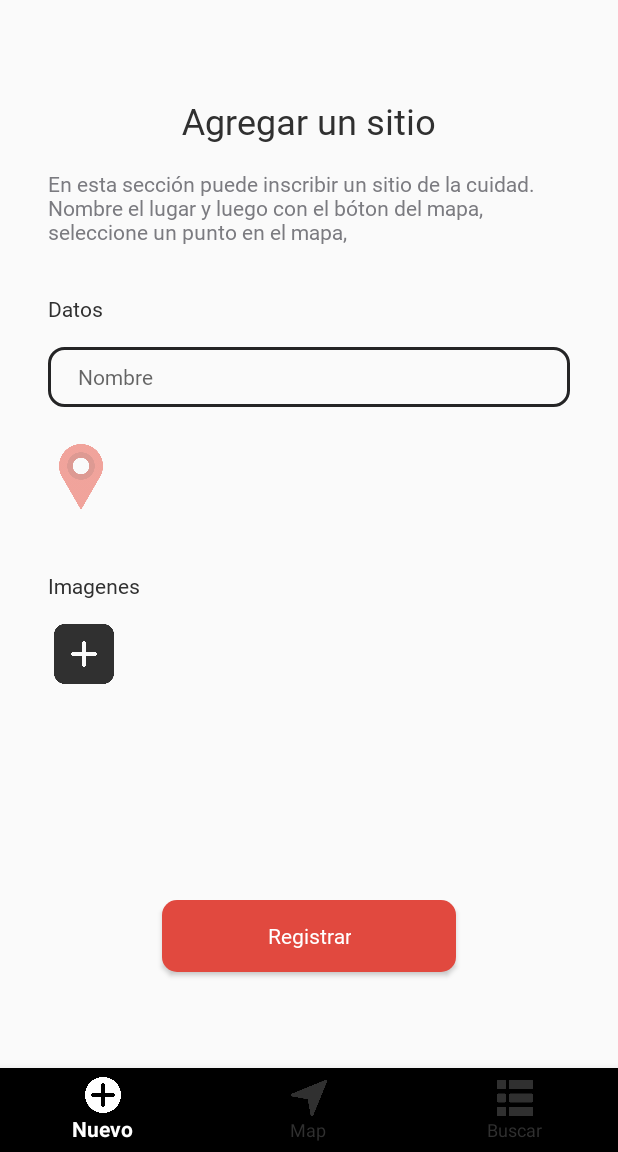
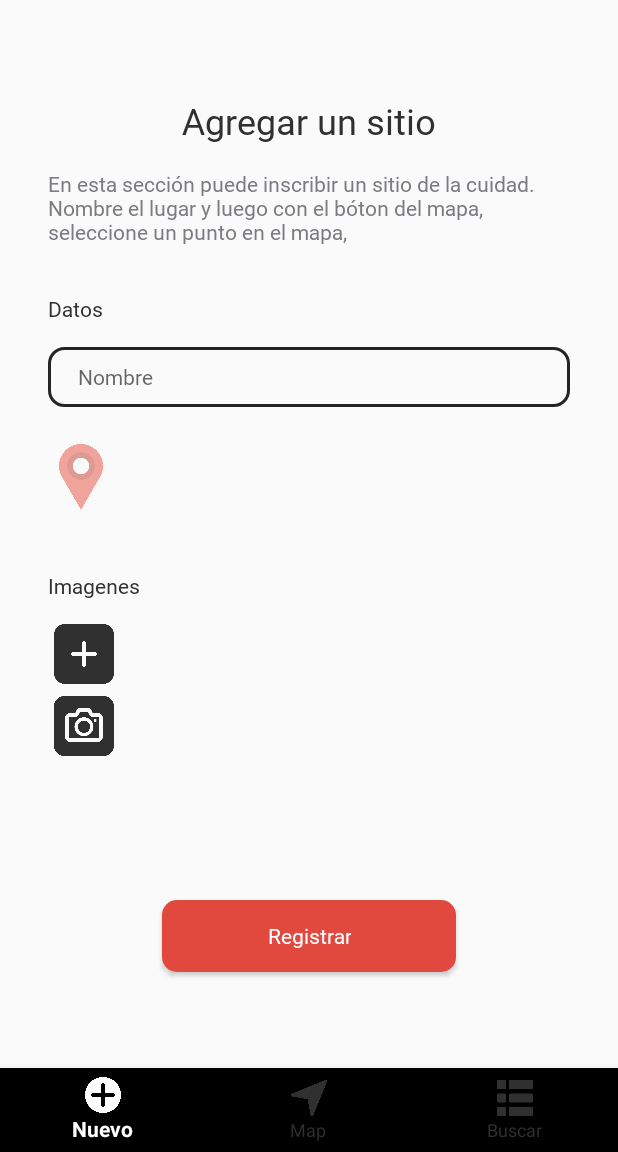
Before and after one commit to nicolaspenagos/places, an Android app: the screen it shows after launch (HomeActivity), on a phone screen of 412 x 824 dp, the part 84-1236 px from its top. Run offline under Robolectric (Android 15) with nearby library versions, the phone set to English and light mode, and no system bars.

Commit message:
Open camera and take photos features have been coded

```diff
--- a/app/src/main/java/com/example/places/HomeActivity.java
+++ b/app/src/main/java/com/example/places/HomeActivity.java
@@ -6,6 +6,7 @@
 
 package com.example.places;
 
+import androidx.annotation.NonNull;
 import androidx.appcompat.app.AppCompatActivity;
 import androidx.core.app.ActivityCompat;
 import androidx.fragment.app.Fragment;
@@ -14,9 +15,11 @@ import androidx.fragment.app.FragmentTransaction;
 
 import android.Manifest;
 import android.annotation.SuppressLint;
+import android.content.pm.PackageManager;
 import android.os.Bundle;
 import android.util.Log;
 import android.view.MenuItem;
+import android.widget.Toast;
 
 import com.example.places.interfaces.OnBottomNavigationBar;
 import com.google.android.material.bottomnavigation.BottomNavigationItemView;
@@ -28,6 +31,11 @@ import java.util.Map;
  * This is the main activity and hosts all the Fragments.
  */
 public class HomeActivity extends AppCompatActivity implements NewFragment.OnMapPlaceLocation, OnBottomNavigationBar {
+
+    // -------------------------------------
+    // Constants
+    // -------------------------------------
+    public final static int PERMISSIONS_CALLBACK = 11;
 
     // -------------------------------------
     // Fragments
@@ -65,7 +73,12 @@ public class HomeActivity extends AppCompatActivity implements NewFragment.OnMap
         //Permissions request
         ActivityCompat.requestPermissions(this, new String[]{
                 Manifest.permission.ACCESS_COARSE_LOCATION,
-                Manifest.permission.ACCESS_FINE_LOCATION}, 1
+                Manifest.permission.ACCESS_FINE_LOCATION,
+                Manifest.permission.CAMERA,
+                Manifest.permission.READ_EXTERNAL_STORAGE,
+                Manifest.permission.WRITE_EXTERNAL_STORAGE
+                },
+                PERMISSIONS_CALLBACK
         );
 
         navigator.setOnNavigationItemSelectedListener(
@@ -94,6 +107,29 @@ public class HomeActivity extends AppCompatActivity implements NewFragment.OnMap
         showFragment(newFragment);
 
     }
+
+    @Override
+    public void onRequestPermissionsResult(int requestCode, @NonNull String[] permissions, @NonNull int[] grantResults) {
+        super.onRequestPermissionsResult(requestCode, permissions, grantResults);
+
+        if(requestCode == PERMISSIONS_CALLBACK){
+
+            boolean allGrant = true;
+            for (int i = 0; i<grantResults.length && allGrant; i++){
+                if(grantResults[i] == PackageManager.PERMISSION_DENIED){
+                    allGrant = false;
+                }
+            }
+
+            if(allGrant)
+                Toast.makeText(this, "Todos los permisos concedidos", Toast.LENGTH_LONG).show();
+            else
+                Toast.makeText(this, "Alerta!, no todos los permisos fueron concedidos", Toast.LENGTH_LONG).show();
+
+        }
+
+    }
+
 
     // -------------------------------------
     // Logic methods
--- a/app/src/main/java/com/example/places/NewFragment.java
+++ b/app/src/main/java/com/example/places/NewFragment.java
@@ -7,11 +7,19 @@
 package com.example.places;
 
 import android.content.Context;
+import android.content.Intent;
 import android.content.SharedPreferences;
+import android.graphics.Bitmap;
+import android.graphics.BitmapFactory;
+import android.graphics.Matrix;
+import android.net.Uri;
 import android.os.Bundle;
 
+import androidx.annotation.Nullable;
+import androidx.core.content.FileProvider;
 import androidx.fragment.app.Fragment;
 
+import android.provider.MediaStore;
 import android.text.Editable;
 import android.text.TextWatcher;
 import android.util.Log;
@@ -25,6 +33,8 @@ import android.widget.TextView;
 
 import com.example.places.interfaces.OnBottomNavigationBar;
 
+import java.io.File;
+
 /*
  * This is where the user is able to register a place.
  */
@@ -33,9 +43,16 @@ public class NewFragment extends Fragment implements View.OnClickListener, MapsF
     // -------------------------------------
     // Views
     // -------------------------------------
+    public final static int CAMERA_CALLBACK = 10;
+
+    // -------------------------------------
+    // Views
+    // -------------------------------------
     private EditText placeNameEditText;
-    private ImageView addImageButton;
+    private ImageView openGalleryButton;
     private ImageView goToMapButton;
+    private ImageView openCameraButton;
+    private ImageView placeImageView;
     private Button registerButton;
     private TextView addressTextView;
     private TextView addressTextViewTitle;
@@ -45,6 +62,7 @@ public class NewFragment extends Fragment implements View.OnClickListener, MapsF
     // -------------------------------------
     private boolean recentChange;
     private String currentAddress;
+    private File file;
 
     private OnMapPlaceLocation onMapPlaceLocationObserver;
     private OnBottomNavigationBar onBottomNavigationBarObserver;
@@ -82,18 +100,23 @@ public class NewFragment extends Fragment implements View.OnClickListener, MapsF
         View root = inflater.inflate(R.layout.fragment_new, container, false);
 
         placeNameEditText = root.findViewById(R.id.placeNameEditText);
-        addImageButton = root.findViewById(R.id.addImageButton);
+        openGalleryButton = root.findViewById(R.id.addImageButton);
         goToMapButton = root.findViewById(R.id.goToMapButton);
         registerButton = root.findViewById(R.id.registerButton);
         addressTextView = root.findViewById(R.id.addressTextView);
         addressTextViewTitle = root.findViewById(R.id.addressTitleTextView);
+        openCameraButton = root.findViewById(R.id.openCameraButton);
+        placeImageView = root.findViewById(R.id.placeImageView);
 
-        addImageButton.setOnClickListener(this);
+        openGalleryButton.setOnClickListener(this);
         goToMapButton.setOnClickListener(this);
         registerButton.setOnClickListener(this);
+        openCameraButton.setOnClickListener(this);
 
         goToMapButton.setAlpha(0.5f);
         goToMapButton.setEnabled(false);
+
+        placeImageView.setVisibility(View.INVISIBLE);
 
         if(recentChange){
 
@@ -147,6 +170,28 @@ public class NewFragment extends Fragment implements View.OnClickListener, MapsF
     }
 
     @Override
+    public void onActivityResult(int requestCode, int resultCode, @Nullable Intent data) {
+        super.onActivityResult(requestCode, resultCode, data);
+
+        if(requestCode == CAMERA_CALLBACK && resultCode == getActivity().RESULT_OK){
+
+            Bitmap image = BitmapFactory.decodeFile(file.getPath());
+            Bitmap thumbnail = Bitmap.createScaledBitmap(
+                    image, image.getWidth()/12, image.getHeight()/12, true
+            );
+
+            Matrix matrix = new Matrix();
+            matrix.postRotate(90);
+            Bitmap rotatedBitmap = Bitmap.createBitmap(thumbnail, 0, 0, thumbnail.getWidth(), thumbnail.getHeight(), matrix, true);
+
+            placeImageView.setVisibility(View.VISIBLE);
+            placeImageView.setImageBitmap(rotatedBitmap);
+
+
+        }
+    }
+
+    @Override
     public void onClick(View v) {
         switch (v.getId()){
             case R.id.addImageButton:
@@ -163,6 +208,16 @@ public class NewFragment extends Fragment implements View.OnClickListener, MapsF
             case R.id.registerButton:
 
                 break;
+
+            case R.id.openCameraButton:
+
+                Intent intent = new Intent(MediaStore.ACTION_IMAGE_CAPTURE);
+                file = new File( getActivity().getExternalFilesDir(null) + "/photo.png");
+                Uri uri = FileProvider.getUriForFile(getContext(), getActivity().getPackageName(), file);
+                intent.putExtra(MediaStore.EXTRA_OUTPUT, uri);
+                startActivityForResult(intent, CAMERA_CALLBACK);
+
+                break;
         }
     }
 
@@ -170,14 +225,15 @@ public class NewFragment extends Fragment implements View.OnClickListener, MapsF
     public void onPause() {
         super.onPause();
 
+        SharedPreferences preferences = getContext().getSharedPreferences("NewFragment", Context.MODE_PRIVATE);
         String placeName = placeNameEditText.getText().toString();
 
-        if(placeName!=null){
-
-            SharedPreferences preferences = getContext().getSharedPreferences("NewFragment", Context.MODE_PRIVATE);
+        if(placeName!=null)
             preferences.edit().putString("editText", placeName).apply();
 
-        }
+
+        if(currentAddress!=null && !currentAddress.equals(""))
+            preferences.edit().putString("address", currentAddress).apply();
 
     }
 
@@ -187,9 +243,22 @@ public class NewFragment extends Fragment implements View.OnClickListener, MapsF
 
         SharedPreferences preferences = getContext().getSharedPreferences("NewFragment", Context.MODE_PRIVATE);
         String placeName = preferences.getString("editText", "NO_PLACE");
+        String placeAddress = preferences.getString("address", "NO_ADDRESS");
+
 
         if(!placeName.equals("NO_PLACE")){
             placeNameEditText.setText(placeName);
+        }
+        if(!placeAddress.equals("NO_ADDRESS")){
+
+            currentAddress = placeAddress;
+            addressTextView.setText(currentAddress);
+            addressTextViewTitle.setVisibility(View.VISIBLE);
+
+            if(!currentAddress.equals("")){
+                addressTextViewTitle.setVisibility(View.INVISIBLE);
+            }
+
         }
     }
 
--- a/app/src/main/res/layout/fragment_new.xml
+++ b/app/src/main/res/layout/fragment_new.xml
@@ -17,7 +17,7 @@
         app:layout_constraintEnd_toEndOf="parent"
         app:layout_constraintStart_toStartOf="parent"
         app:layout_constraintTop_toTopOf="parent" />
-    " />
+
 
     <TextView
         android:id="@+id/textView2"
@@ -123,11 +123,33 @@
     <TextView
         android:id="@+id/addressTextView"
         style="@style/AppCuerpoSubtitle"
-        android:layout_width="wrap_content"
-        android:layout_height="wrap_content"
+        android:layout_width="0dp"
+        android:layout_height="0dp"
         android:layout_marginStart="8dp"
+        android:layout_marginEnd="32dp"
         app:layout_constraintBottom_toBottomOf="@+id/goToMapButton"
+        app:layout_constraintEnd_toEndOf="parent"
         app:layout_constraintStart_toEndOf="@+id/goToMapButton"
         app:layout_constraintTop_toBottomOf="@+id/addressTitleTextView" />
 
+    <ImageView
+        android:id="@+id/placeImageView"
+        android:layout_width="wrap_content"
+        android:layout_height="wrap_content"
+        android:layout_marginStart="16dp"
+        android:layout_marginTop="16dp"
+        app:layout_constraintStart_toEndOf="@+id/addImageButton"
+        app:layout_constraintTop_toBottomOf="@+id/textView4"
+        tools:srcCompat="@tools:sample/avatars" />
+
+    <ImageView
+        android:id="@+id/openCameraButton"
+        android:layout_width="40dp"
+        android:layout_height="40dp"
+        android:layout_marginStart="36dp"
+        android:layout_marginTop="8dp"
+        app:layout_constraintStart_toStartOf="parent"
+        app:layout_constraintTop_toBottomOf="@+id/addImageButton"
+        app:srcCompat="@drawable/camera" />
+
 </androidx.constraintlayout.widget.ConstraintLayout>
--- a/app/src/main/res/values/strings.xml
+++ b/app/src/main/res/values/strings.xml
@@ -14,4 +14,6 @@
     <string name="menu_new">Nuevo</string>
     <string name="card_map_text">Sostenga el toque para ubicar el lugar del sitio de interés</string>
     <string name="card_button_text">Continuar</string>
+    <string name="allgrant">Todos los permisos concedidos</string>
+    <string name="no_allgrant">Alerta!, no todos los permisos fueron concedidos</string>
 </resources>
--- /dev/null
+++ b/app/src/main/res/xml/paths.xml
@@ -0,0 +1,6 @@
+<?xml version="1.0" encoding="utf-8"?>
+<paths>
+    <external-path
+        name="/storage/emulated/0"
+        path="/Android/data/com.example.places/files"/>
+</paths>
```
Also changed, not shown: app/src/main/AndroidManifest.xml (+16 -0 lines), app/src/main/res/drawable/camera.png (added).
